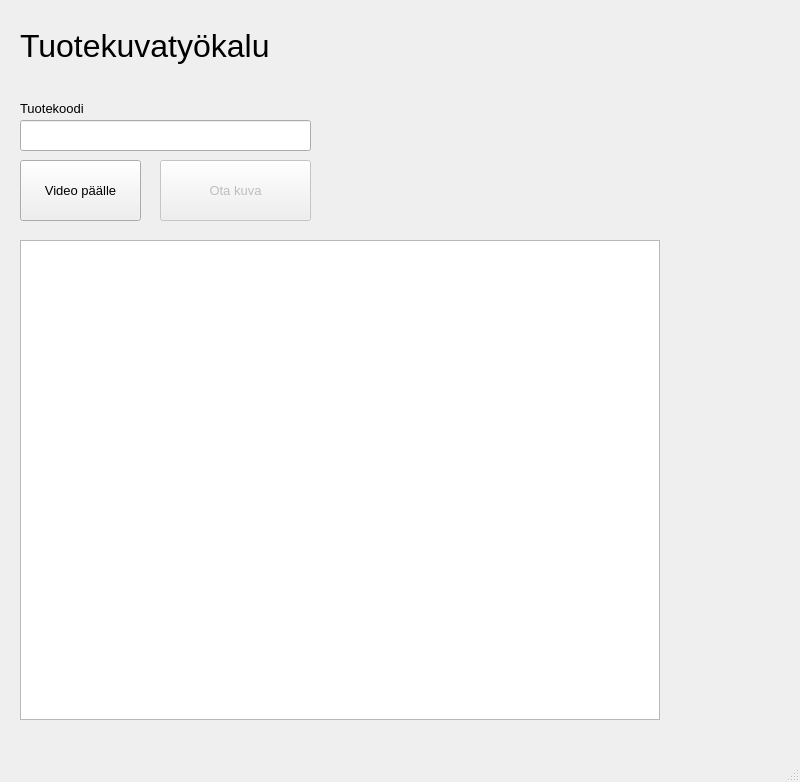
Qt form productPicture.ui (Raision-seudun-koulutuskuntayhtyma/BranchTest) before a commit.
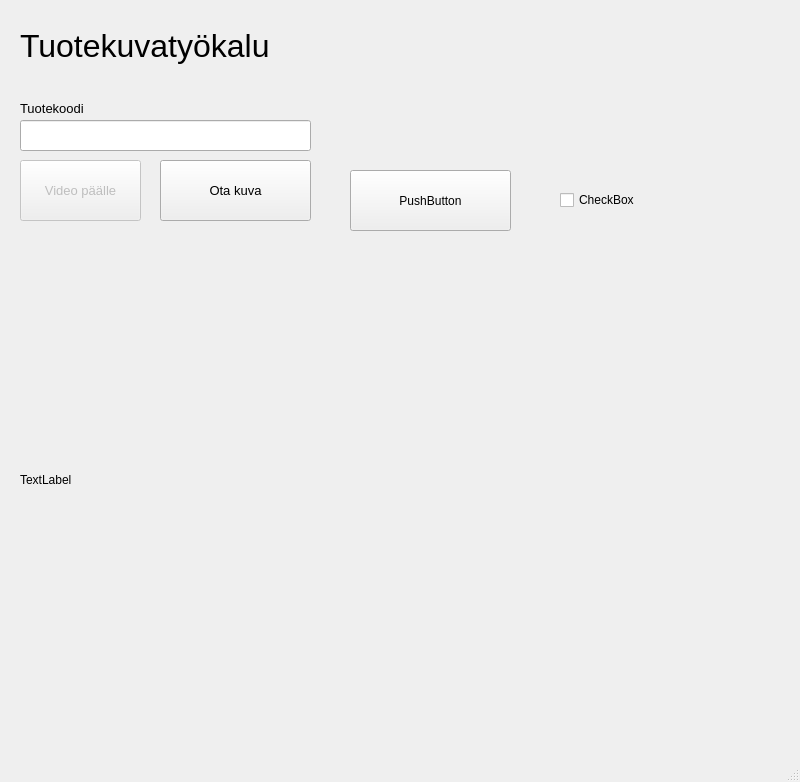
The same form after that commit.

Patch:
```diff
--- a/productPicture.ui
+++ b/productPicture.ui
@@ -16,7 +16,7 @@
   <widget class="QWidget" name="centralwidget">
    <widget class="QPushButton" name="startCaptureButton">
     <property name="enabled">
-     <bool>true</bool>
+     <bool>false</bool>
     </property>
     <property name="geometry">
      <rect>
@@ -40,7 +40,7 @@
    </widget>
    <widget class="QPushButton" name="takeStillButton">
     <property name="enabled">
-     <bool>false</bool>
+     <bool>true</bool>
     </property>
     <property name="geometry">
      <rect>
@@ -62,16 +62,6 @@
      <string>Ota kuva</string>
     </property>
    </widget>
-   <widget class="QGraphicsView" name="productImage">
-    <property name="geometry">
-     <rect>
-      <x>20</x>
-      <y>240</y>
-      <width>640</width>
-      <height>480</height>
-     </rect>
-    </property>
-   </widget>
    <widget class="QLineEdit" name="productId">
     <property name="geometry">
      <rect>
@@ -123,6 +113,45 @@
      <string>Tuotekuvatyökalu</string>
     </property>
    </widget>
+   <widget class="QLabel" name="kuvanPaikka">
+    <property name="geometry">
+     <rect>
+      <x>20</x>
+      <y>240</y>
+      <width>640</width>
+      <height>480</height>
+     </rect>
+    </property>
+    <property name="text">
+     <string>TextLabel</string>
+    </property>
+   </widget>
+   <widget class="QPushButton" name="pushButton">
+    <property name="geometry">
+     <rect>
+      <x>350</x>
+      <y>170</y>
+      <width>161</width>
+      <height>61</height>
+     </rect>
+    </property>
+    <property name="text">
+     <string>PushButton</string>
+    </property>
+   </widget>
+   <widget class="QCheckBox" name="checkBox">
+    <property name="geometry">
+     <rect>
+      <x>560</x>
+      <y>190</y>
+      <width>81</width>
+      <height>20</height>
+     </rect>
+    </property>
+    <property name="text">
+     <string>CheckBox</string>
+    </property>
+   </widget>
   </widget>
   <widget class="QMenuBar" name="menubar">
    <property name="geometry">
```
Left out of the diff: 32 changed lines with no effect on the pictures.
